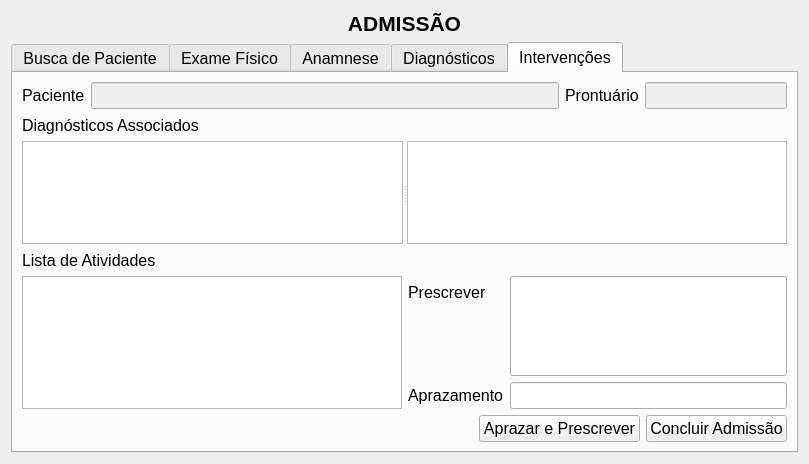
First picture: the form in GUI/intake.ui, repository LCapanelli/RP3, before the edit.
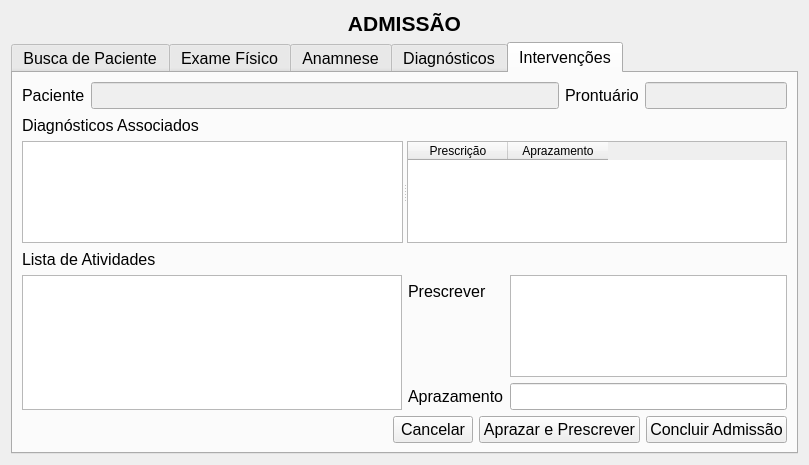
Second picture: the form after the edit.

```diff
--- a/GUI/intake.ui
+++ b/GUI/intake.ui
@@ -7,7 +7,7 @@
     <x>0</x>
     <y>0</y>
     <width>809</width>
-    <height>464</height>
+    <height>465</height>
    </rect>
   </property>
   <property name="font">
@@ -716,7 +716,18 @@
           <enum>Qt::Horizontal</enum>
          </property>
          <widget class="QListWidget" name="lw_diagASS4interv"/>
-         <widget class="QTableWidget" name="tableW_PrescAndApraz"/>
+         <widget class="QTableWidget" name="tableW_PrescAndApraz">
+          <column>
+           <property name="text">
+            <string>Prescrição</string>
+           </property>
+          </column>
+          <column>
+           <property name="text">
+            <string>Aprazamento</string>
+           </property>
+          </column>
+         </widget>
         </widget>
        </item>
        <item row="3" column="0" colspan="2">
@@ -764,16 +775,6 @@
            </property>
           </widget>
          </item>
-         <item row="1" column="1">
-          <widget class="QLineEdit" name="le_aprazingInterv">
-           <property name="minimumSize">
-            <size>
-             <width>0</width>
-             <height>100</height>
-            </size>
-           </property>
-          </widget>
-         </item>
          <item row="2" column="1">
           <widget class="QLineEdit" name="le_prescrInt"/>
          </item>
@@ -784,6 +785,9 @@
            </property>
           </widget>
          </item>
+         <item row="1" column="1">
+          <widget class="QTextEdit" name="td_PrescrInt"/>
+         </item>
         </layout>
        </item>
        <item row="5" column="0" colspan="2">
@@ -801,6 +805,13 @@
            </property>
           </spacer>
          </item>
+         <item>
+          <widget class="QPushButton" name="pb_CANCEL_INTERV">
+           <property name="text">
+            <string>Cancelar</string>
+           </property>
+          </widget>
+         </item>
          <item>
           <widget class="QPushButton" name="pb_aprazingInterv">
            <property name="text">
```
Left out of the diff: 33 changed lines with no effect on the pictures.
